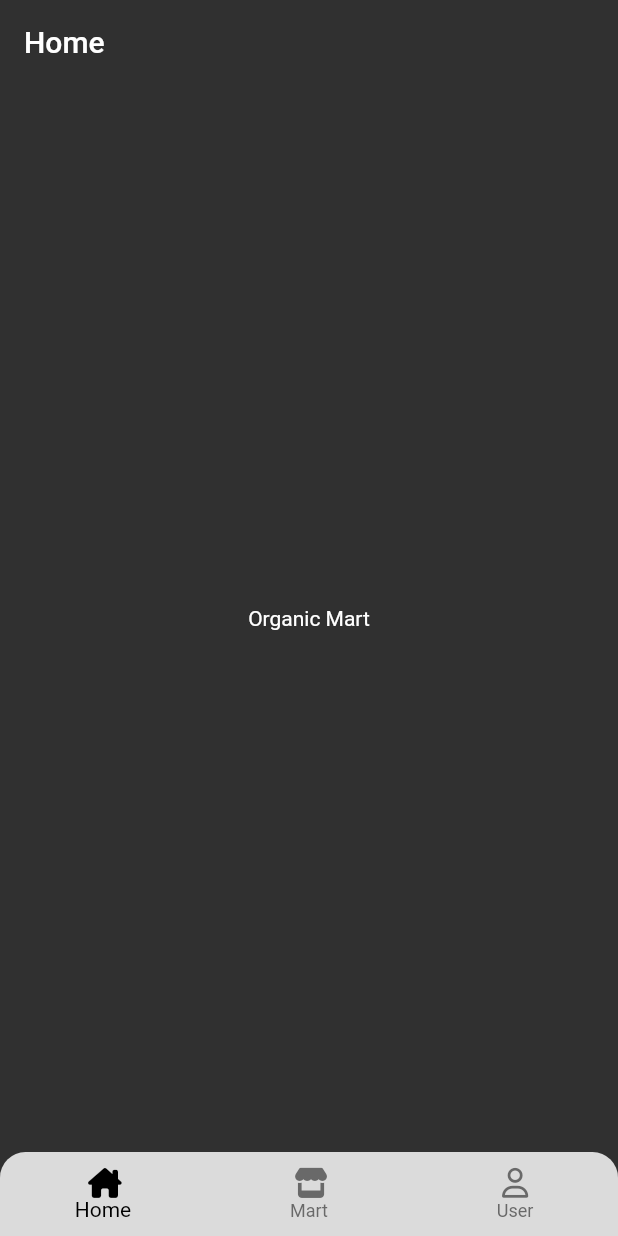
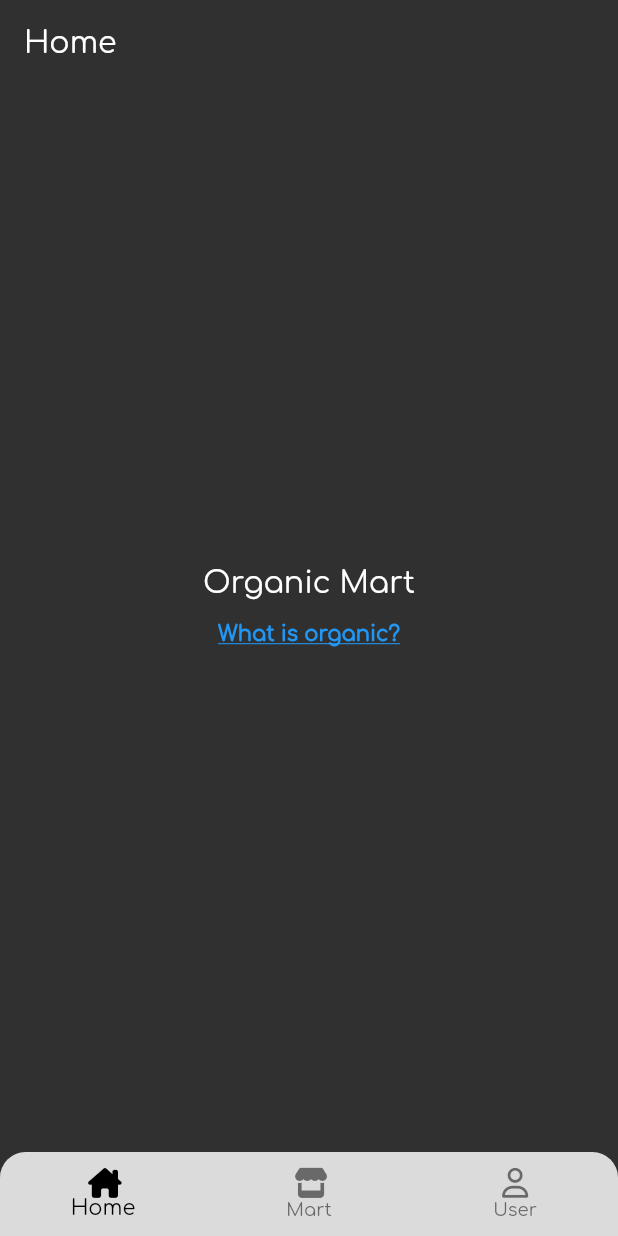
Before and after one commit to Squinnb/Yuuki_Mart, a Flutter app: the screen it shows after launch, on a phone screen of 412 x 824 dp. Run offline on Flutter 3.47's test engine with Material 2 defaults, Android fonts, the phone set to English and light mode, and no system bars; our stand-ins replace flutter_redux, font_awesome_flutter, redux; missing offline and left inert: maps_launcher; generated files the repository leaves out were written again; project files that could hold a hidden picture were left out.

Commit message:
Bottom nav text dynamically changes language when new locale is selected

```diff
--- a/lib/Home/Mart/mart.dart
+++ /dev/null
@@ -1,66 +0,0 @@
-// Organic Mart Class
-// import 'package:http/http.dart' as http;
-import 'package:flutter/material.dart';
-
-class Mart {
-  String name;
-  String desc;
-  String island;
-  String type;
-  bool isChain;
-  String? chainLoc;
-  Mart(
-      {required this.name,
-      required this.island,
-      required this.desc,
-      this.type = "Supermarket",
-      this.isChain = false,
-      this.chainLoc});
-}
-
-class Marts {
-  late List<Mart> _martList;
-  Marts() {
-    _martList = [
-      Mart(
-        name: "Natural Mart",
-        island: "Honshu",
-        desc: "Small Organic shop near Hiroo Station.",
-      ),
-      Mart(
-        name: "Bio C' Bon",
-        island: "Honshu",
-        isChain: true,
-        chainLoc: "Akasaka",
-        desc:
-            "Global chain, French organic grocery with large amount of organic EU products.",
-      ),
-      Mart(
-        name: "Natural House",
-        isChain: true,
-        island: "Honshu",
-        chainLoc: "Aoyama",
-        desc:
-            "Japanese health food store with locations throughout the country.",
-      ),
-      Mart(
-          name: "Aoyama Farmer's Market",
-          desc: "Farmer's market in Aoyama, at the United Nations university",
-          island: "Honshu",
-          type: "Farmer's Market"),
-      Mart(
-          name: "Chaya Macrobiotics",
-          desc:
-              "Organic food restaraunt, located in the Royal Park Hotel near Shiodome.",
-          island: "Honshu",
-          type: "Restaraunt"),
-    ];
-  }
-  List<Mart> get martList => _martList;
-
-  List<Mart> martByType(String type) {
-    List<Mart> groceryMarts =
-        _martList.where((Mart mart) => mart.type == type).toList();
-    return groceryMarts;
-  }
-}
--- a/lib/Home/Mart/mart_detail_view/mart_details.dart
+++ b/lib/Home/Mart/mart_detail_view/mart_details.dart
@@ -1,6 +1,6 @@
 import 'package:flutter/material.dart';
 import 'full_photo.dart';
-import '../mart.dart';
+import '../../../Store/mart.dart';
 import 'mart_info.dart';
 
 class MartDetails extends StatefulWidget {
--- a/lib/Home/Mart/mart_detail_view/mart_info.dart
+++ b/lib/Home/Mart/mart_detail_view/mart_info.dart
@@ -1,6 +1,6 @@
 import 'package:flutter/material.dart';
-
-import '../mart.dart';
+import 'package:maps_launcher/maps_launcher.dart';
+import '../../../Store/mart.dart';
 
 class MartInfo extends StatelessWidget {
   const MartInfo({
@@ -13,6 +13,10 @@ class MartInfo extends StatelessWidget {
   final String imgUrl;
   final Mart mart;
   final Function switchViewing;
+
+  void launchMart() {
+    MapsLauncher.launchQuery(mart.address);
+  }
 
   @override
   Widget build(BuildContext context) {
@@ -46,12 +50,12 @@ class MartInfo extends StatelessWidget {
                   Hero(
                     tag: mart.name,
                     child: Image.asset(
-                      "Images/MartType/${mart.type}.png",
+                      "Images/MartType/${mart.type.type}.png",
                       width: MediaQuery.of(context).size.width / 12,
                     ),
                   ),
                   Text(
-                    " ${mart.type}",
+                    " ${mart.type.type}",
                     style: TextStyle(
                         color: Color.fromARGB(255, 223, 173, 241),
                         fontWeight: FontWeight.bold,
@@ -64,6 +68,9 @@ class MartInfo extends StatelessWidget {
               mart.desc,
             ),
             if (mart.isChain) Text("Location: ${mart.chainLoc!}"),
+            FloatingActionButton(
+              onPressed: launchMart,
+            )
           ],
         ),
       ),
--- a/lib/Home/Mart/mart_list.dart
+++ b/lib/Home/Mart/mart_list.dart
@@ -1,6 +1,6 @@
 import 'package:flutter/material.dart';
 
-import 'mart.dart';
+import '../../Store/mart.dart';
 import 'mart_filter.dart';
 import 'mart_detail_view/mart_details.dart';
 import '../../Store/redux.dart';
@@ -21,7 +21,6 @@ class _MartListState extends State<MartList> {
     setState(() {
       if (mt == "All") {
         marts = store.state.marts.martList;
-        print(marts);
       } else {
         marts = store.state.marts.martByType(mt);
       }
@@ -48,7 +47,7 @@ class _MartListState extends State<MartList> {
                       leading: Hero(
                         tag: mart.name,
                         child: Image.asset(
-                          "Images/MartType/${mart.type}.png",
+                          "Images/MartType/${mart.type.type}.png",
                           width: MediaQuery.of(context).size.width / 12,
                         ),
                       ),
--- a/lib/Home/Settings/settings.dart
+++ b/lib/Home/Settings/settings.dart
@@ -6,6 +6,7 @@ class UserSett extends StatelessWidget {
   UserSett({Key? key}) : super(key: key);
 
   Widget build(BuildContext context) {
+    print(AppLocalizations.of(context)!.localeName);
     return Center(
       child: Padding(
         padding: const EdgeInsets.all(8.0),
--- a/lib/Home/home.dart
+++ b/lib/Home/home.dart
@@ -4,6 +4,7 @@ import 'Settings/settings.dart';
 import './Mart/mart_list.dart';
 import '../Shared/konstants.dart';
 import '../Shared/bottomNav.dart';
+import 'home_about.dart';
 
 class HomeScreen extends StatefulWidget {
   static const String id = "/";
@@ -15,7 +16,7 @@ class HomeScreen extends StatefulWidget {
 
 class _HomeScreenState extends State<HomeScreen> {
   Map stage = {
-    "Home": const Home(),
+    "Home": Home(),
     "Mart": MartList(),
     "User": UserSett(),
   };
@@ -54,16 +55,19 @@ class _HomeScreenState extends State<HomeScreen> {
 }
 
 class Home extends StatelessWidget {
-  const Home({Key? key}) : super(key: key);
-
+  Home({Key? key}) : super(key: key);
   @override
   Widget build(BuildContext context) {
-    print("Device language: ");
-    print(Localizations.localeOf(context));
     return Center(
-      child: Container(
-        margin: const EdgeInsets.all(20.0),
-        child: Text(AppLocalizations.of(context)!.appName),
+      child: Column(
+        mainAxisAlignment: MainAxisAlignment.center,
+        children: [
+          Text(
+            AppLocalizations.of(context)!.appName,
+            style: TextStyle(fontSize: 20.0, fontFamily: "Comfortaa"),
+          ),
+          HomeAbout(),
+        ],
       ),
     );
   }
--- /dev/null
+++ b/lib/Home/home_about.dart
@@ -0,0 +1,34 @@
+import 'package:flutter/material.dart';
+import 'package:url_launcher/link.dart';
+import 'package:url_launcher/url_launcher.dart';
+import 'package:flutter_gen/gen_l10n/app_localizations.dart';
+
+class HomeAbout extends StatelessWidget {
+  HomeAbout({Key? key}) : super(key: key);
+  final Uri jasUrl = Uri.parse(
+      "https://www.maff.go.jp/e/policies/standard/specific/organic_JAS.html");
+
+  @override
+  Widget build(BuildContext context) {
+    return Link(
+      uri: jasUrl,
+      builder: (_, idk) {
+        return TextButton(
+          onPressed: () async {
+            if (await canLaunchUrl(jasUrl)) {
+              await launchUrl(jasUrl);
+            } else {
+              throw "Danger bröther";
+            }
+          },
+          child: Text(
+            AppLocalizations.of(context)!.organicLink,
+            style: TextStyle(
+              decoration: TextDecoration.underline,
+            ),
+          ),
+        );
+      },
+    );
+  }
+}
--- a/lib/Shared/bottomNav.dart
+++ b/lib/Shared/bottomNav.dart
@@ -1,6 +1,7 @@
 import 'package:flutter/material.dart';
 import 'package:font_awesome_flutter/font_awesome_flutter.dart';
 import 'package:yuuki_mart/Shared/konstants.dart';
+import 'package:flutter_gen/gen_l10n/app_localizations.dart';
 
 class BottomNavBar extends StatefulWidget {
   final Function setStage;
@@ -9,24 +10,39 @@ class BottomNavBar extends StatefulWidget {
 }
 
 class _BottomNavBarState extends State<BottomNavBar> {
-  Map<String, Icon> navIcons = {
-    "Home": const Icon(
+  List<BottomNavigationBarItem> navItems(
+      String navHome, String navMart, String navUser) {
+    return <BottomNavigationBarItem>[
+      BottomNavigationBarItem(
+        icon: const Icon(
           FontAwesomeIcons.houseChimney,
           size: 20,
         ),
-    "Mart": const Icon(
+        label: navHome,
+      ),
+      BottomNavigationBarItem(
+        icon: const Icon(
           FontAwesomeIcons.store,
           size: 20,
         ),
-    "User": const Icon(
+        label: navMart,
+      ),
+      BottomNavigationBarItem(
+        icon: const Icon(
           FontAwesomeIcons.user,
           size: 20,
         ),
-  };
+        label: navUser,
+      ),
+    ];
+  }
 
   int selectedIndex = 0;
 
   Widget build(BuildContext context) {
+    String navHome = AppLocalizations.of(context)!.navHome;
+    String navMart = AppLocalizations.of(context)!.navMart;
+    String navUser = AppLocalizations.of(context)!.navUser;
     return BottomNavigationBar(
         backgroundColor: Colors.transparent,
         elevation: 0.0,
@@ -35,17 +51,9 @@ class _BottomNavBarState extends State<BottomNavBar> {
         selectedItemColor: Color.fromARGB(255, 0, 0, 0),
         unselectedItemColor: Color.fromARGB(218, 86, 86, 86),
         onTap: (int i) {
-        widget.setStage(kHomeStages[i]);
+          widget.setStage(kHomeStages["en"]![i]);
           selectedIndex = i;
         },
-      items: <BottomNavigationBarItem>[
-        ...kHomeStages.map((String b) {
-          return BottomNavigationBarItem(
-            icon: navIcons[b]!,
-            label: b,
-          );
-        })
-      ],
-    );
+        items: navItems(navHome, navMart, navUser));
   }
 }
--- a/lib/Shared/konstants.dart
+++ b/lib/Shared/konstants.dart
@@ -11,9 +11,10 @@ const Map<String, String> kCodeToText = {"en": "English", "ja": "日本語"};
 
 const List<Locale> kLocales = [Locale('en', 'US'), Locale('ja', 'JP')];
 
-const Map<String, String> langMap = {"English": "en", "日本語": "ja"};
-
-const List<String> kHomeStages = ["Home", "Mart", "User"];
+const Map<String, List<String>> kHomeStages = {
+  "en": ["Home", "Mart", "User"],
+  "ja": ["ホーム", "マート", "ユーザー"]
+};
 
 const List<String> kMartTypes = [
   "All",
--- /dev/null
+++ b/lib/Store/address.dart
@@ -0,0 +1,8 @@
+class Address {
+  Address(this.street, this.city, this.postalCode);
+  String city;
+  String street;
+  String postalCode;
+
+  String get fullAddress => "$street, $city, $postalCode, Japan";
+}
--- /dev/null
+++ b/lib/Store/mart.dart
@@ -0,0 +1,86 @@
+// Organic Mart Class
+// import 'package:http/http.dart' as http;
+import './address.dart';
+
+class Mart {
+  Mart({
+    required this.name,
+    required this.desc,
+    this.type = Location.supermarket,
+    this.isChain = false,
+    this.chainLoc,
+    this.prefecture = "Tokyo",
+    required this.street,
+    required this.postalCode,
+  });
+
+  final String name;
+  final String desc;
+  final Location type;
+  final bool isChain;
+  final String? chainLoc;
+  final String prefecture;
+  final String street;
+  final String postalCode;
+
+  String get address => "$name $street, $prefecture, $postalCode, Japan";
+}
+
+class Marts {
+  late List<Mart> _martList;
+  Marts() {
+    _martList = [
+      Mart(
+          name: "Natural Mart",
+          desc: "Small Organic shop near Hiroo Station.",
+          street: "5-19-5 Hiroo, Shibuya",
+          postalCode: "150-0012"),
+      Mart(
+          name: "Bio C' Bon",
+          isChain: true,
+          chainLoc: "Akasaka",
+          desc:
+              "Global chain, French organic grocery with large amount of organic EU products.",
+          street: "4-3-6 Akasaka, Minato",
+          postalCode: "107-0052"),
+      Mart(
+          name: "Natural House",
+          isChain: true,
+          chainLoc: "Aoyama",
+          desc:
+              "Japanese health food store with locations throughout the country.",
+          street: "3-6-18 Kitaaoyama Minato-ku",
+          postalCode: "107-0061"),
+      Mart(
+        name: "Aoyama Farmer's Market",
+        desc: "Farmer's market in Aoyama, at the United Nations university",
+        type: Location.farmer,
+        street: "5-53-70 Jingumae, Shibuya",
+        postalCode: "150-0001",
+      ),
+      Mart(
+          name: "Chaya Macrobiotics",
+          desc:
+              "Organic food restaraunt, located in the Royal Park Hotel near Shiodome.",
+          type: Location.restaraunt,
+          street: "1-6-3 Higashishinbashi, Minato",
+          postalCode: "105-8333"),
+    ];
+  }
+  List<Mart> get martList => _martList;
+
+  List<Mart> martByType(String type) {
+    List<Mart> martsOfCertainLocation =
+        _martList.where((Mart mart) => mart.type.type == type).toList();
+    return martsOfCertainLocation;
+  }
+}
+
+enum Location {
+  farmer("Farmer's Market"),
+  supermarket("Supermarket"),
+  restaraunt("Restaraunt");
+
+  const Location(this.type);
+  final String type;
+}
--- a/lib/Store/redux.dart
+++ b/lib/Store/redux.dart
@@ -1,11 +1,12 @@
 import 'package:flutter/material.dart';
 import 'package:redux/redux.dart';
-import '../Home/Mart/mart.dart';
+import 'mart.dart';
 
 @immutable
 class AppState {
   final Locale locale;
   final Marts marts = Marts();
+
   AppState(this.locale);
 }
 
--- a/lib/l10n/app_en.arb
+++ b/lib/l10n/app_en.arb
@@ -4,5 +4,8 @@
   "settings": "Settings: ",
   "@helloWorld": {
     "description": "Hoho"
-  }
+  },
+  "organicLink": "What is organic?",
+  "navHome": "Home", "navMart": "Mart", "navUser": "User"
+
 }
--- a/lib/l10n/app_ja.arb
+++ b/lib/l10n/app_ja.arb
@@ -4,5 +4,7 @@
   "settings": "設定： ",
   "@helloWorld": {
     "description": "ほほ"
-  }
+  },
+  "organicLink": "オーガニックとは",
+  "navHome": "ホーム", "navMart": "マート", "navUser": "ユーザー"
 }
--- a/lib/theme.dart
+++ b/lib/theme.dart
@@ -8,4 +8,5 @@ ThemeData appTheme = ThemeData(
       fontWeight: FontWeight.bold,
     ),
   ),
+  fontFamily: "Comfortaa",
 );
```
Also changed, not shown: pubspec.yaml (+6 -3 lines), Fonts/Comfortaa-Bold.ttf (added), Fonts/Comfortaa-Light.ttf (added), Fonts/Comfortaa-Regular.ttf (added). Lines whose indentation alone changed are shown as unchanged.
